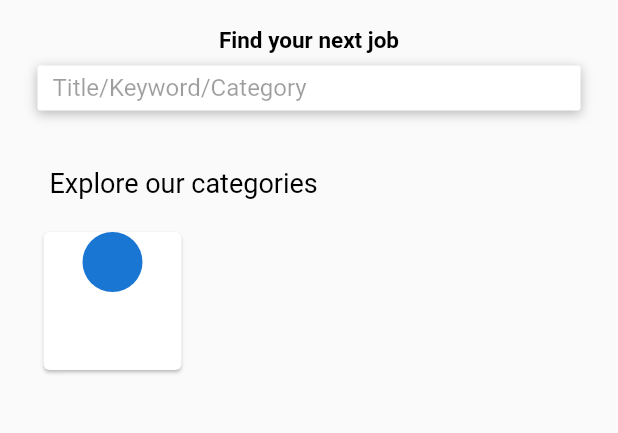
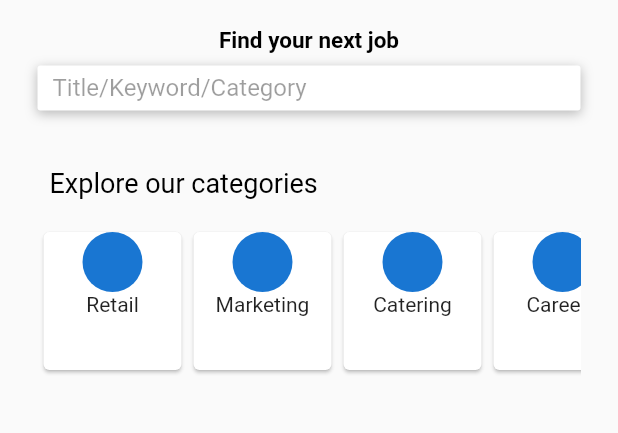
Before and after one commit to zuri-training/student-worker-mobile-10, a Flutter app: the JobMain screen opened directly, on a phone screen of 412 x 824 dp, the part 212-645 px from its top. Run offline on Flutter 3.47's test engine with Material 2 defaults, Android fonts, the phone set to English and light mode, and no system bars; our stand-ins replace google_fonts.

Commit message:
new commit

```diff
--- a/lib/views/screens/jobMain.dart
+++ b/lib/views/screens/jobMain.dart
@@ -61,7 +61,6 @@ class _JobMainstate extends State<JobMain> {
     );
   }
 
-
   Widget buildExplore() {
     return Container(
       alignment: Alignment.centerLeft,
@@ -85,7 +84,10 @@ class _JobMainstate extends State<JobMain> {
           scrollDirection: Axis.horizontal,
           child: Row(
             children: <Widget> [
-              jobCategory(),
+              jobCategory('Retail'),
+              jobCategory('Marketing'),
+              jobCategory('Catering'),
+              jobCategory('Careers'),
             ],
           ),
         ),
@@ -93,7 +95,7 @@ class _JobMainstate extends State<JobMain> {
     );
   }
 
-  Widget jobCategory() {
+  Widget jobCategory(String category) {
     return SizedBox(
       width: 100,
       height: 100,
@@ -103,14 +105,12 @@ class _JobMainstate extends State<JobMain> {
           crossAxisAlignment: CrossAxisAlignment.center,
           children:<Widget> [
             CircleAvatar(),
-            Text(''),
+            Text(category),
           ],
         ),
       ),
     );
   }
-
-
 
   @override
   Widget build(BuildContext context) {
@@ -120,6 +120,7 @@ class _JobMainstate extends State<JobMain> {
         child: GestureDetector(
           child: Stack(
             children: <Widget>[
+
               Container(
                 //height: double.infinity,
                 //width: double.infinity,
@@ -145,7 +146,7 @@ class _JobMainstate extends State<JobMain> {
                       buildSearch(),
                       SizedBox(height: 30),
                       buildExplore(),
-                      SizedBox(height:10),
+                      SizedBox(height: 10),
                       buildJobCategory(),
                     ],
                   ),
```
